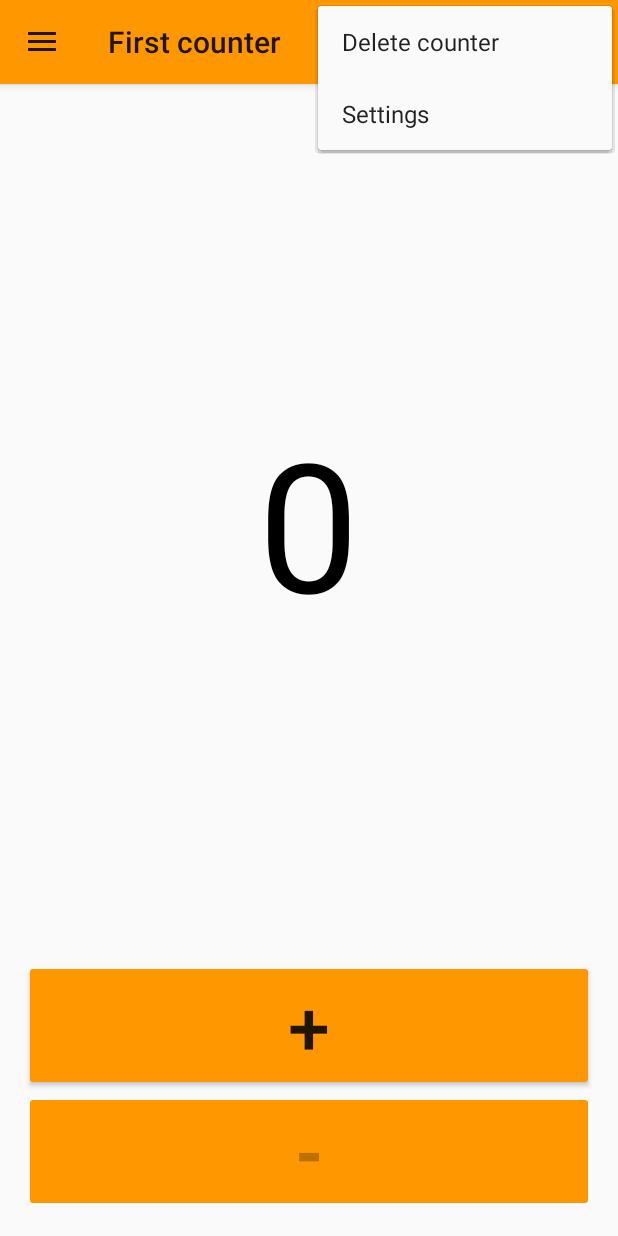
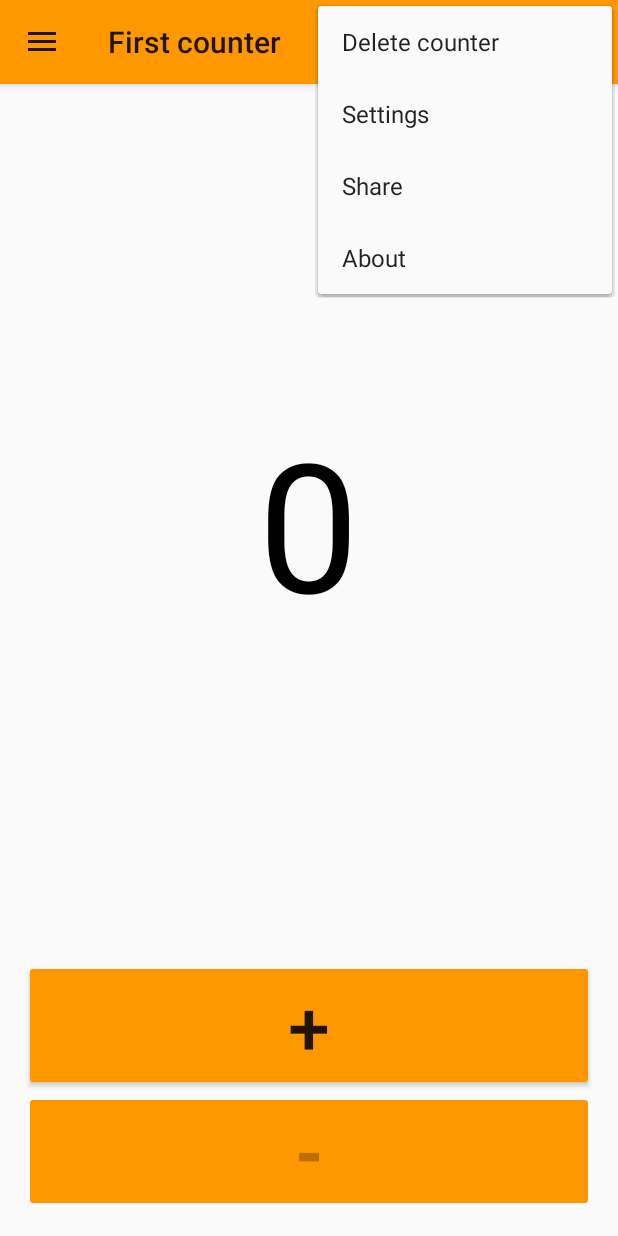
Before and after one commit to Saiprashanth-1993/MyCounterApp, an Android app: the screen it shows after launch (MainActivity), with the options menu open, on a phone screen of 412 x 824 dp. Run offline under Robolectric (Android 15) with nearby library versions, the phone set to English and light mode, and no system bars.

Commit message:
added share option

```diff
--- a/app/src/main/res/menu/main_menu.xml
+++ b/app/src/main/res/menu/main_menu.xml
@@ -1,10 +1,20 @@
 <?xml version="1.0" encoding="utf-8"?>
 <menu xmlns:android="http://schemas.android.com/apk/res/android"
-    xmlns:counter="http://schemas.android.com/apk/res-auto">
+      xmlns:counter="http://schemas.android.com/apk/res-auto">
     <item
         android:id="@+id/menu_settings"
         android:icon="?drawableSettings"
         android:orderInCategory="10"
         android:title="@string/menu_settings"
-        counter:showAsAction="never" />
+        counter:showAsAction="never"/>
+    <item
+        android:id="@+id/menu_share"
+        android:orderInCategory="10"
+        android:title="Share"
+        counter:showAsAction="never"/>
+    <item
+        android:id="@+id/menu_about"
+        android:orderInCategory="10"
+        android:title="About"
+        counter:showAsAction="never"/>
 </menu>
```
Also changed, not shown: app/src/main/java/com/sainjuan/counter/mycounterapp/ui/MainActivity.java (+11 -0 lines).
